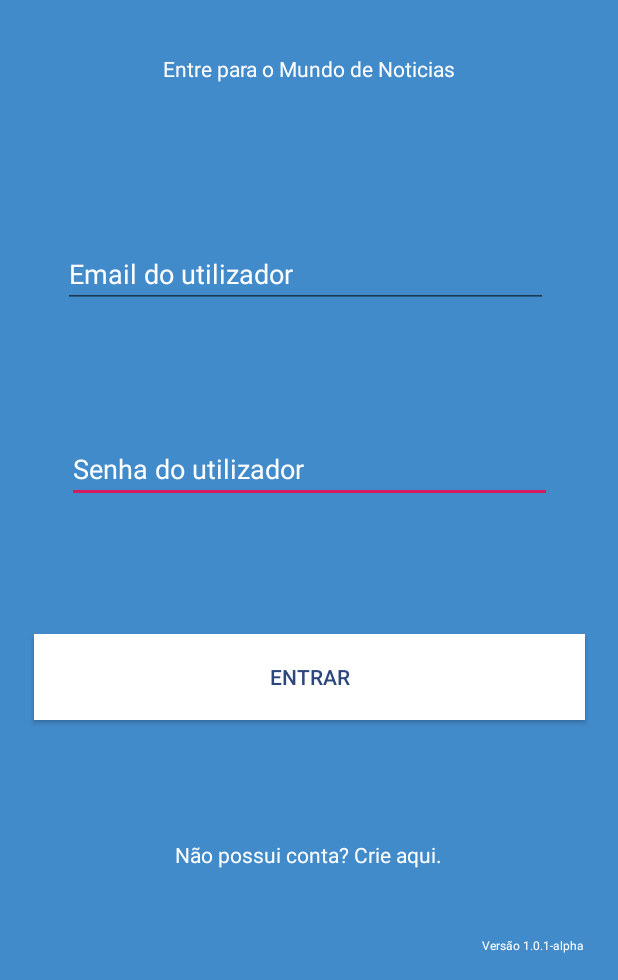
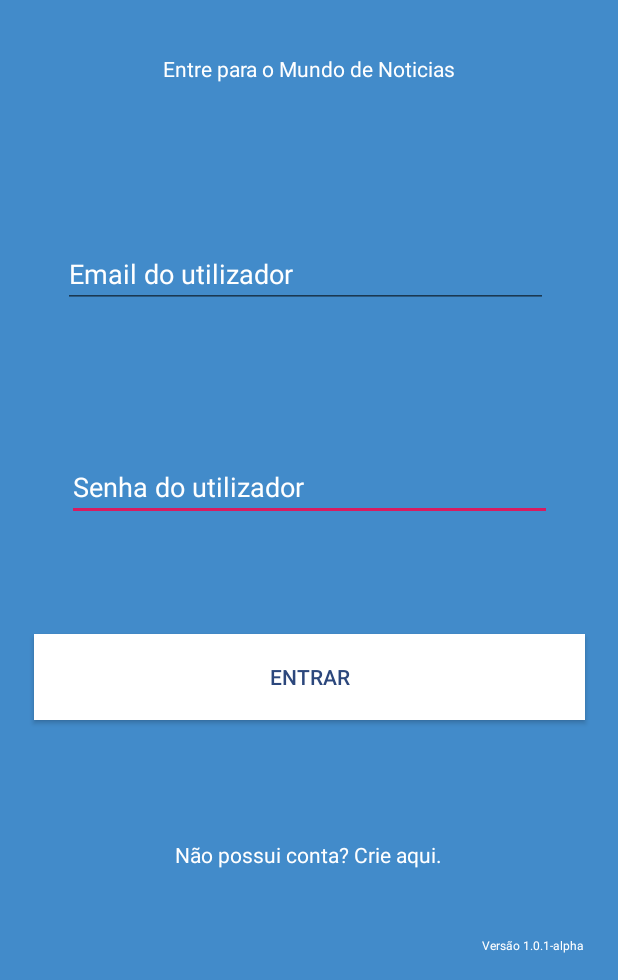
Before and after one commit to AilsonEsi/kriolnew-android, an Android app: the screen it shows after launch (LoginActivity), on a phone screen of 412 x 824 dp, the part 256-1236 px from its top. Run offline under Robolectric (Android 15) with nearby library versions, the phone set to English and light mode, and no system bars; our stand-ins replace Firebase (no records; nobody signed in at launch, a user with empty details on screens opened directly).

Commit message:
Update login activity

```diff
--- a/app/src/main/res/layout/activity_login.xml
+++ b/app/src/main/res/layout/activity_login.xml
@@ -47,7 +47,7 @@
         app:layout_constraintEnd_toEndOf="parent"
         app:layout_constraintStart_toStartOf="parent"
         app:layout_constraintTop_toTopOf="parent"
-        app:layout_constraintVertical_bias="0.563" />
+        app:layout_constraintVertical_bias="0.58" />
 
     <Button
         android:id="@+id/btn_entrar"
@@ -148,4 +148,5 @@
         app:layout_constraintStart_toStartOf="parent"
         app:layout_constraintTop_toTopOf="parent"
         app:layout_constraintVertical_bias="0.977" />
+
 </android.support.constraint.ConstraintLayout>
```
